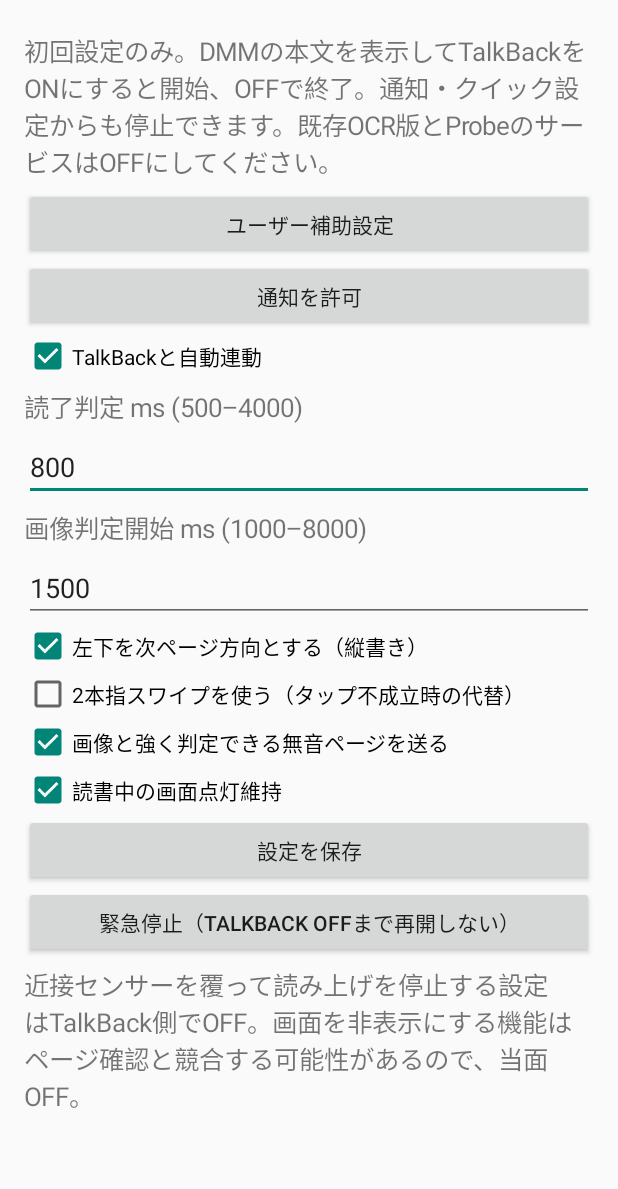
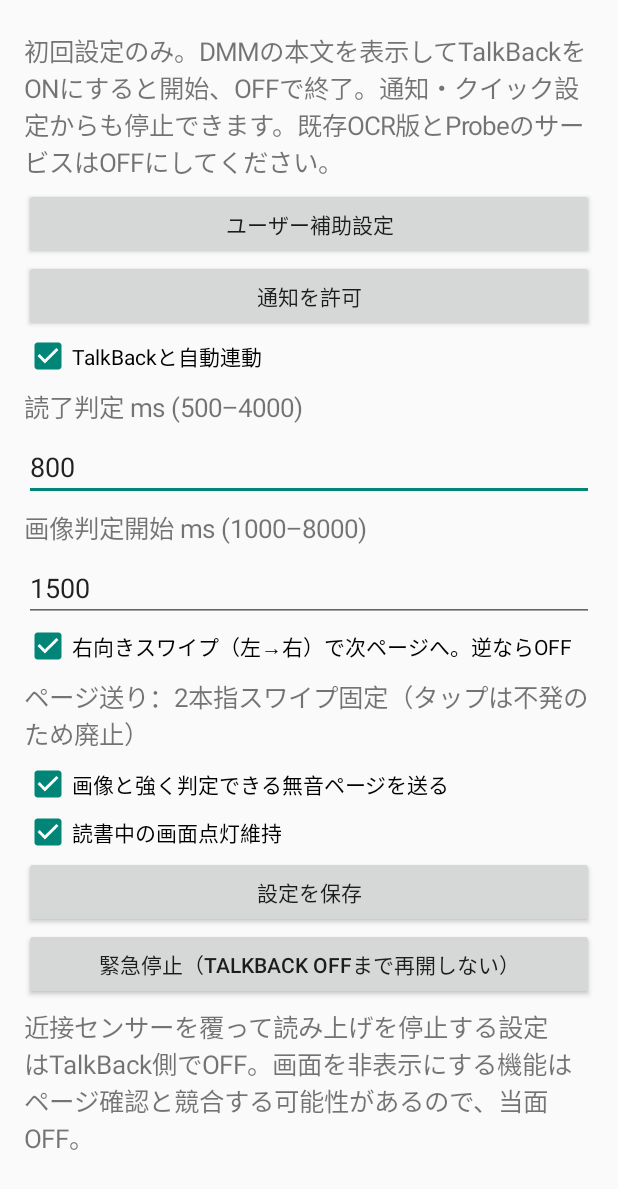
Before and after one commit to miyatayuuma/ebook-auto-reader, an Android app: the screen it shows after launch (SetupActivity), after a tap on "設定を保存", on a phone screen of 412 x 824 dp. Shown: the top 1189 px of the screen. Run offline under Robolectric (Android 15) with nearby library versions, the phone set to English and light mode, and no system bars.

Commit message:
Use two-finger swipe only; explicit direction and reset ambiguous legacy preference

```diff
--- a/p27/lite/app/src/main/java/io/github/ebookautoreader/lite/SetupActivity.kt
+++ b/p27/lite/app/src/main/java/io/github/ebookautoreader/lite/SetupActivity.kt
@@ -17,7 +17,7 @@ internal data class TurnPrefs(val gap: Long, val noSpeech: Long, val left: Boole
         fun read(c: Context): TurnPrefs {
             val p = c.getSharedPreferences("turn", Context.MODE_PRIVATE)
             return TurnPrefs(p.getLong("gap",800).coerceIn(500,4000), p.getLong("noSpeech",1500).coerceIn(1000,8000),
-                p.getBoolean("left",true), p.getBoolean("twoFinger",false), p.getBoolean("skip",true),
+                p.getBoolean("swipeRightV2",true), true, p.getBoolean("skip",true),
                 p.getBoolean("awake",true), p.getBoolean("enabled",true))
         }
     }
@@ -39,15 +39,15 @@ class SetupActivity : Activity() {
         val enabled=check("TalkBackと自動連動",p.enabled)
         val gap=number("読了判定 ms (500–4000)",p.gap)
         val wait=number("画像判定開始 ms (1000–8000)",p.noSpeech)
-        val left=check("左下を次ページ方向とする（縦書き）",p.left)
-        val two=check("2本指スワイプを使う（タップ不成立時の代替）",p.twoFinger)
+        val left=check("右向きスワイプ（左→右）で次ページへ。逆ならOFF",p.left)
+        label("ページ送り：2本指スワイプ固定（タップは不発のため廃止）")
         val skip=check("画像と強く判定できる無音ページを送る",p.skip)
         val awake=check("読書中の画面点灯維持",p.awake)
         button("設定を保存") {
             val g=gap.text.toString().toLongOrNull(); val w=wait.text.toString().toLongOrNull()
             if(g==null || g !in 500L..4000L || w==null || w !in 1000L..8000L) { Toast.makeText(this,"数値範囲を確認",Toast.LENGTH_SHORT).show(); return@button }
             getSharedPreferences("turn",MODE_PRIVATE).edit().putLong("gap",g).putLong("noSpeech",w)
-                .putBoolean("left",left.isChecked).putBoolean("twoFinger",two.isChecked).putBoolean("skip",skip.isChecked)
+                .putBoolean("swipeRightV2",left.isChecked).putBoolean("skip",skip.isChecked)
                 .putBoolean("awake",awake.isChecked).putBoolean("enabled",enabled.isChecked).apply()
             Toast.makeText(this,"保存済み。次回TalkBack ONから適用",Toast.LENGTH_SHORT).show()
         }
```
